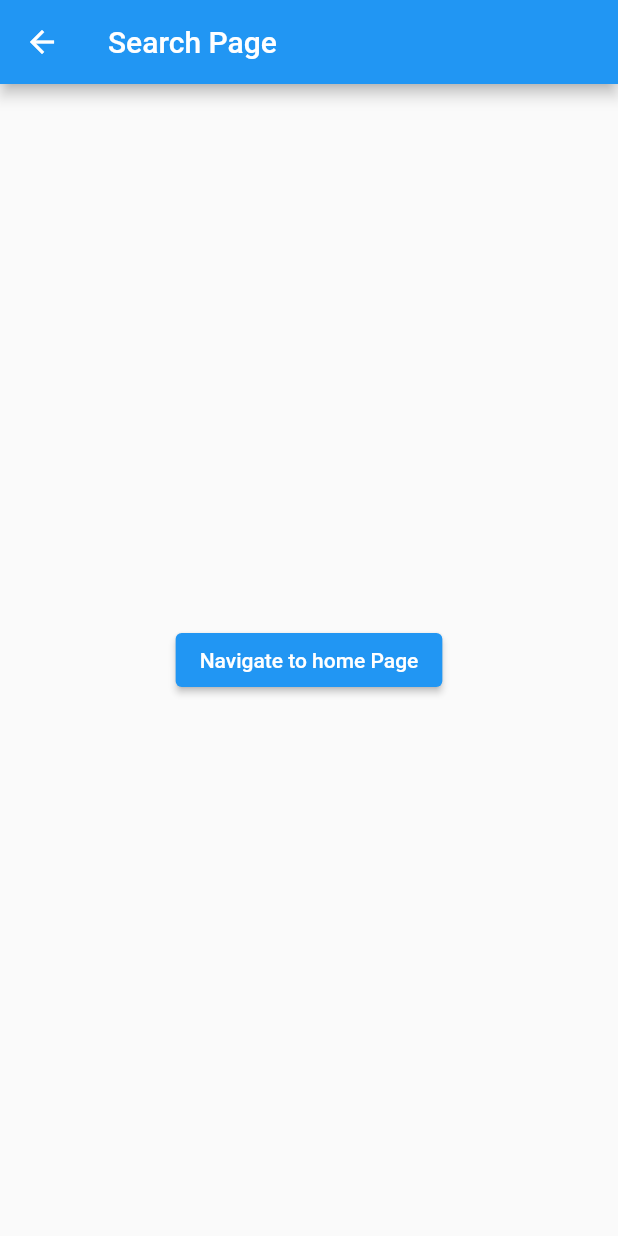
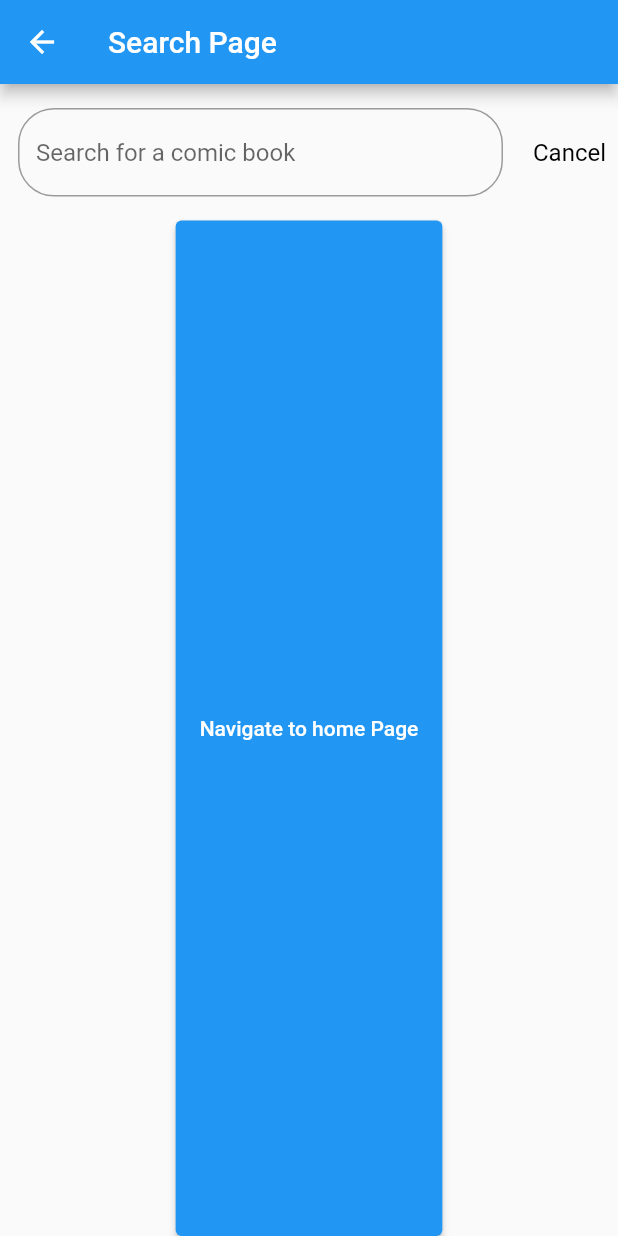
Before and after one commit to KlaudiaK/MarvelApp, a Flutter app: the SearchPage screen opened by its route, on a phone screen of 412 x 824 dp. Run offline on Flutter 3.47's test engine with Material 2 defaults, Android fonts, the phone set to English and light mode, and no system bars; our stand-ins replace bloc, dio, flutter_bloc, flutter_modular; network calls fail.

Commit message:
Add search screen

```diff
--- a/lib/features/dashboard/cubit/comic_cubit.dart
+++ b/lib/features/dashboard/cubit/comic_cubit.dart
@@ -1,4 +1,5 @@
 import 'package:bloc/bloc.dart';
+import 'package:marvel_app/data/local/comic.dart';
 import 'package:marvel_app/features/dashboard/cubit/search_comic_list_state.dart';
 import 'package:meta/meta.dart';
 
@@ -10,7 +11,9 @@ import 'comic_list_state.dart';
 part 'comic_state.dart';
 
 class ComicCubit extends Cubit<ComicState> {
-  ComicCubit(this._comicRepository) : super(ComicInitial());
+  ComicCubit(this._comicRepository) : super(ComicInitial()) {
+      getComicList();
+  }
   final ComicRepository _comicRepository;
 
   Future<void> getComicDetail(String id) async {
@@ -27,7 +30,6 @@ class ComicCubit extends Cubit<ComicState> {
     try {
       emit(ComicListLoading());
       final comicList = await _comicRepository.getComicList();
-      print("COMIC LIST"+ comicList.toString());
       emit(ComicListLoaded(comicList));
     } catch (e) {
       emit(ComicListError(e.toString()));
--- a/lib/features/dashboard/cubit/comic_list_state.dart
+++ b/lib/features/dashboard/cubit/comic_list_state.dart
@@ -1,4 +1,3 @@
-
 import 'package:flutter/cupertino.dart';
 
 import '../../../data/local/comic.dart';
@@ -7,17 +6,19 @@ import 'comic_cubit.dart';
 @immutable
 abstract class ComicListState extends ComicState {
   ComicListState();
+  @override
+  String toString() => "Comic List State";
 }
 
-class ComicListInitial extends ComicListState {
+class ComicListInitial extends ComicState {
   ComicListInitial();
 }
 
-class ComicListLoading extends ComicListState {
+class ComicListLoading extends ComicState {
   ComicListLoading();
 }
 
-class ComicListLoaded extends ComicListState {
+class ComicListLoaded extends ComicState {
   final List<ComicItem> comic;
   ComicListLoaded(this.comic);
 
@@ -32,7 +33,7 @@ class ComicListLoaded extends ComicListState {
   int get hashCode => comic.hashCode;
 }
 
-class ComicListError extends ComicListState {
+class ComicListError extends ComicState {
   final String message;
   ComicListError(this.message);
 
--- a/lib/features/dashboard/cubit/comic_state.dart
+++ b/lib/features/dashboard/cubit/comic_state.dart
@@ -1,6 +1,6 @@
 part of 'comic_cubit.dart';
 
 @immutable
-abstract class ComicState {}
+abstract class ComicState{}
 
 class ComicInitial extends ComicState {}
--- a/lib/features/dashboard/cubit/search_comic_list_state.dart
+++ b/lib/features/dashboard/cubit/search_comic_list_state.dart
@@ -10,15 +10,15 @@ abstract class SearchComicListState extends ComicState {
   SearchComicListState();
 }
 
-class SearchComicListInitial extends SearchComicListState {
+class SearchComicListInitial extends ComicState {
   SearchComicListInitial();
 }
 
-class SearchComicListLoading extends SearchComicListState {
+class SearchComicListLoading extends ComicState {
   SearchComicListLoading();
 }
 
-class SearchComicListLoaded extends SearchComicListState {
+class SearchComicListLoaded extends ComicState {
   final List<ComicItem?> comicList;
   SearchComicListLoaded(this.comicList);
 
@@ -33,7 +33,7 @@ class SearchComicListLoaded extends SearchComicListState {
   int get hashCode => comicList.hashCode;
 }
 
-class SearchComicListError extends SearchComicListState {
+class SearchComicListError extends ComicState {
   final String message;
   SearchComicListError(this.message);
 
--- a/lib/features/dashboard/home/comic_card.dart
+++ b/lib/features/dashboard/home/comic_card.dart
@@ -2,7 +2,7 @@ import 'package:flutter/cupertino.dart';
 import 'package:marvel_app/data/local/comic.dart';
 
 class ComicCard extends StatelessWidget {
-  final ComicItem comic;
+  final ComicItem? comic;
   const ComicCard({Key? key, required this.comic}) : super(key: key);
 
   @override
@@ -11,7 +11,7 @@ class ComicCard extends StatelessWidget {
       mainAxisSize: MainAxisSize.min,
       children: [
         Image.network(
-          comic.thumbnail ??
+          comic?.thumbnail ??
               'https://static.posters.cz/image/750/plakaty/marvel-comic-here-come-the-heroes-i34927.jpg',
           width: 100,
         ),
@@ -28,18 +28,18 @@ class ComicCard extends StatelessWidget {
                 Container(
                   width: 200,
                   height: 100,
-                  padding: EdgeInsets.only(top: 6.0),
+                  padding: const EdgeInsets.only(top: 6.0),
                   child: Text(
-                    comic.title ?? "",
-                    style: TextStyle(fontSize: 18, fontWeight: FontWeight.w800),
+                    comic?.title ?? "",
+                    style: const TextStyle(fontSize: 18, fontWeight: FontWeight.w800),
                     overflow: TextOverflow.visible,
                   ),
                 ),
                 Container(
                     width: 200,
                     height: 50,
-                    padding: EdgeInsets.only(top: 2.0),
-                    child: Text('Written by ${comic.author}')),
+                    padding: const EdgeInsets.only(top: 2.0),
+                    child: Text('Written by ${comic?.author}')),
               ],
             )),
       ],
--- /dev/null
+++ b/lib/features/dashboard/home/comic_list_page.dart
@@ -0,0 +1,46 @@
+import 'dart:developer';
+
+import 'package:flutter/material.dart';
+import 'package:flutter_bloc/flutter_bloc.dart';
+import 'package:flutter_modular/flutter_modular.dart';
+import 'package:marvel_app/data/local/comic.dart';
+
+import '../cubit/comic_cubit.dart';
+import '../cubit/comic_list_state.dart';
+import 'comic_list.dart';
+
+class ComicListScreen extends StatelessWidget {
+  ComicListScreen({Key? key, required this.widget}) : super(key: key);
+  StatelessWidget widget;
+  @override
+  Widget build(BuildContext context) {
+    return BlocProvider(
+        create: (context) => Modular.get<ComicCubit>(), child: widget);
+  }
+}
+
+class ComicListWidget extends StatelessWidget {
+  const ComicListWidget({Key? key}) : super(key: key);
+
+  @override
+  Widget build(BuildContext context) {
+    // Modular.get<ComicCubit>().getComicList();
+    return BlocBuilder<ComicCubit, ComicState>(builder: (context, state) {
+      if (state is ComicListInitial) {
+        log(state.toString());
+        return Container();
+        //return ComicList(comics: comics);
+      } else if (state is ComicListLoading) {
+        return const Center(
+          child: CircularProgressIndicator(),
+        );
+      } else if (state is ComicListError) {
+        return Center(child: Text(state.message));
+      } else if (state is ComicListLoaded) {
+        return ComicList(comics: state.comic);
+      } else {
+        return Container();
+      }
+    });
+  }
+}
--- a/lib/features/dashboard/home/home_page.dart
+++ b/lib/features/dashboard/home/home_page.dart
@@ -1,10 +1,7 @@
 import 'package:flutter/material.dart';
-import 'package:flutter_bloc/flutter_bloc.dart';
 import 'package:flutter_modular/flutter_modular.dart';
-import 'package:marvel_app/di/di_module.dart';
 import 'package:marvel_app/features/dashboard/bottom_bar/bottom_bar.dart';
 
-import 'package:marvel_app/repository/comic_repository.dart';
 import 'package:marvel_app/utils/navigation_paths.dart';
 
 class HomePage extends StatelessWidget {
@@ -12,7 +9,7 @@ class HomePage extends StatelessWidget {
 
   @override
   Widget build(BuildContext context) {
-    return MaterialApp(
+    return const MaterialApp(
       title: 'Material App',
       home: DashboardTabs(),
     );
--- a/lib/features/dashboard/search/search_page.dart
+++ b/lib/features/dashboard/search/search_page.dart
@@ -1,20 +1,130 @@
 import 'package:flutter/material.dart';
+import 'package:flutter_bloc/flutter_bloc.dart';
 import 'package:flutter_modular/flutter_modular.dart';
+import 'package:marvel_app/features/dashboard/cubit/search_comic_list_state.dart';
 import 'package:marvel_app/utils/navigation_paths.dart';
+
+import '../../../repository/comic_repository.dart';
+import '../cubit/comic_cubit.dart';
+import '../home/comic_list.dart';
+import '../home/comic_list_page.dart';
 
 class SearchPage extends StatelessWidget {
   const SearchPage({Key? key}) : super(key: key);
-//TODO Create search page
+
   @override
   Widget build(BuildContext context) {
     return Scaffold(
       appBar: AppBar(title: const Text('Search Page')),
-      body: Center(
+      body: const Center(child: SearchScreen()
+          /*
         child: ElevatedButton(
           onPressed: () => Modular.to.navigate(NavigationPaths.dashboardModulePath),
           child: Text('Navigate to home Page'),
-        ),
-      ),
+        ),*/
+          ),
     );
   }
 }
+
+class SearchScreen extends StatefulWidget {
+  const SearchScreen({Key? key}) : super(key: key);
+
+  @override
+  _SearchScreenState createState() => _SearchScreenState();
+}
+
+class _SearchScreenState extends State<SearchScreen> {
+  // SearchScreen({Key? key}) : super(key: key);
+
+  TextEditingController queryController = TextEditingController();
+  String _query = '';
+  @override
+  Widget build(BuildContext context) {
+    return Column(
+      mainAxisSize: MainAxisSize.max,
+      children: [
+        Row(
+          children: <Widget>[
+            Expanded(
+              child: Padding(
+                padding: const EdgeInsets.symmetric(vertical: 16, horizontal: 12),
+                child: TextField(
+                  controller: queryController,
+                  onChanged: _handleChangedQuery,
+                  decoration: const InputDecoration(
+                    border: OutlineInputBorder(
+                        borderRadius: BorderRadius.all(Radius.circular(24))),
+                    focusedBorder: OutlineInputBorder(
+                        borderSide:
+                            BorderSide(color: Colors.black87, width: 0.8),
+                        borderRadius: BorderRadius.all(Radius.circular(24))),
+                    hintText: 'Search for a comic book',
+                  ),
+                ),
+              ),
+            ),
+            TextButton(
+              style: TextButton.styleFrom(
+                  textStyle: const TextStyle(fontSize: 16),
+                  primary: Colors.black),
+              onPressed: () {},
+              child: const Text('Cancel'),
+            ),
+          ],
+        ),
+        Expanded(child: ComicListScreen(widget:SearchComicListWidget(query: _query,))),
+      ],
+    );
+  }
+
+  void _handleChangedQuery(String query){
+    setState(() {
+      _query = query;
+    });
+    Modular.get<ComicCubit>().searchComics(query);
+  }
+}
+
+class SearchComicListWidget extends StatelessWidget {
+  SearchComicListWidget({Key? key, required String query}) : super(key: key);
+  String query = "";
+
+  @override
+  Widget build(BuildContext context) {
+
+    return BlocBuilder<ComicCubit, ComicState>(builder: (context, state) {
+          /*
+          if (state is SearchComicListInitial) {
+            return Center(
+              child: ElevatedButton(
+                onPressed: () =>
+                    Modular.to.navigate(NavigationPaths.dashboardModulePath),
+                child: Text('Navigate to home Page'),
+              ),
+            );
+          } else if (state is SearchComicListLoading) {
+            return const Center(
+              child: CircularProgressIndicator(),
+            );
+          } else if (state is SearchComicListError) {
+            return Center(child: Text(state.message));
+          } else
+          */ if (state is SearchComicListLoaded) {
+            if (state.comicList != null) {
+              return ComicList(comics: state.comicList);
+            } else {
+              return Center(child: Text("No results :(")); // TODO List is empty
+            }
+          } else {
+            return Container(
+               child: ElevatedButton(
+                onPressed: () =>
+                    Modular.to.navigate(NavigationPaths.dashboardModulePath),
+                child: const Text('Navigate to home Page'),
+              ),
+            );
+          }
+        });
+  }
+}
```
Also changed, not shown: lib/data/remote/comic_dto.dart (+6 -6 lines), lib/features/dashboard/bottom_bar/bottom_bar.dart (+4 -4 lines), lib/features/dashboard/home/comic_list.dart (+10 -39 lines), lib/repository/comic_repository.dart (+1 -9 lines).
